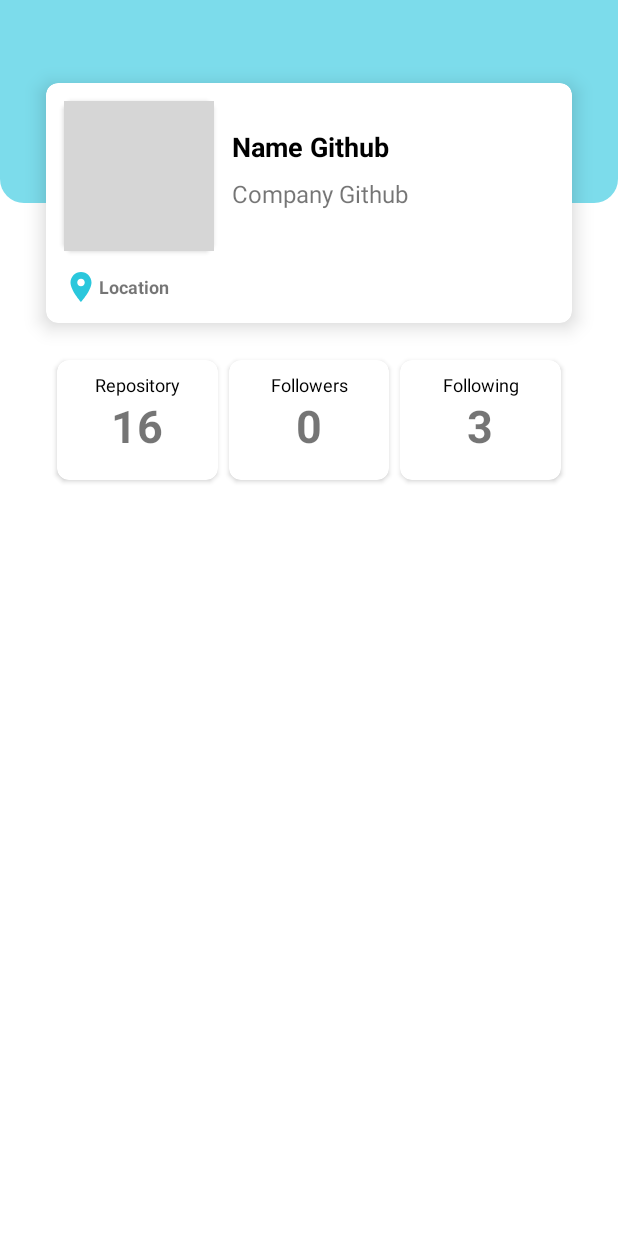
After one commit to hikizan/MyFundamentalSubTwo, an Android app: the layout activity_detail.xml on its own in the app's theme, with its tools: preview values and no code run, on a phone screen of 412 x 824 dp. The commit adds this screen. Run offline under Robolectric (Android 15) with nearby library versions, the phone set to English and light mode, and no system bars; grey boxes are pictures that could not be loaded.

Commit message:
membuat layout detail beserta activity nya, namun onClick masih error

```diff
--- a/app/src/main/AndroidManifest.xml
+++ b/app/src/main/AndroidManifest.xml
@@ -1,7 +1,8 @@
 <?xml version="1.0" encoding="utf-8"?>
 <manifest xmlns:android="http://schemas.android.com/apk/res/android"
     package="com.hikizan.myfundamentalsubtwo">
-    <uses-permission android:name="android.permission.INTERNET"/>
+
+    <uses-permission android:name="android.permission.INTERNET" />
 
     <application
         android:allowBackup="true"
@@ -10,6 +11,9 @@
         android:roundIcon="@mipmap/ic_launcher_round"
         android:supportsRtl="true"
         android:theme="@style/Theme.MyFundamentalSubTwo">
+        <activity
+            android:name=".ui.DetailActivity"
+            android:exported="false" />
         <activity
             android:name=".ui.MainActivity"
             android:exported="true">
--- a/app/src/main/java/com/hikizan/myfundamentalsubtwo/adapter/GithubUserAdapter.kt
+++ b/app/src/main/java/com/hikizan/myfundamentalsubtwo/adapter/GithubUserAdapter.kt
@@ -9,6 +9,18 @@ import com.hikizan.myfundamentalsubtwo.model.detail.ResponseDetail
 
 class GithubUserAdapter(private val listDetail: ArrayList<ResponseDetail>) :
     RecyclerView.Adapter<GithubUserAdapter.ViewHolder>() {
+
+    private lateinit var onItemClickCallback: OnItemClickCallback
+
+    fun setOnItemClickCallback(onItemClickCallback: OnItemClickCallback){
+        this.onItemClickCallback = onItemClickCallback
+    }
+
+    interface OnItemClickCallback {
+        fun onItemClicked(data: ResponseDetail)
+    }
+
+
     class ViewHolder(var binding: ItemRowUserBinding) : RecyclerView.ViewHolder(binding.root)
 
     override fun onCreateViewHolder(parent: ViewGroup, viewType: Int): ViewHolder {
@@ -24,6 +36,8 @@ class GithubUserAdapter(private val listDetail: ArrayList<ResponseDetail>) :
             .load(listDetail[position].avatarUrl)
             .circleCrop()
             .into(holder.binding.imgItemPhoto)
+
+        holder.itemView.setOnClickListener { onItemClickCallback.onItemClicked(listDetail[holder.adapterPosition]) }
     }
 
     override fun getItemCount(): Int = listDetail.size
--- a/app/src/main/java/com/hikizan/myfundamentalsubtwo/model/detail/ResponseDetail.kt
+++ b/app/src/main/java/com/hikizan/myfundamentalsubtwo/model/detail/ResponseDetail.kt
@@ -1,21 +1,20 @@
 package com.hikizan.myfundamentalsubtwo.model.detail
 
 
+import android.os.Parcelable
 import com.google.gson.annotations.SerializedName
+import kotlinx.parcelize.Parcelize
 
+@Parcelize
 data class ResponseDetail(
     @SerializedName("avatar_url")
     val avatarUrl: String,
-    @SerializedName("bio")
-    val bio: Any,
     @SerializedName("blog")
     val blog: String,
     @SerializedName("company")
     val company: String,
     @SerializedName("created_at")
     val createdAt: String,
-    @SerializedName("email")
-    val email: Any,
     @SerializedName("events_url")
     val eventsUrl: String,
     @SerializedName("followers")
@@ -30,14 +29,12 @@ data class ResponseDetail(
     val gistsUrl: String,
     @SerializedName("gravatar_id")
     val gravatarId: String,
-    @SerializedName("hireable")
-    val hireable: Any,
     @SerializedName("html_url")
     val htmlUrl: String,
     @SerializedName("id")
     val id: Int,
     @SerializedName("location")
-    val location: Any,
+    val location: String,
     @SerializedName("login")
     val login: String,
     @SerializedName("name")
@@ -61,11 +58,11 @@ data class ResponseDetail(
     @SerializedName("subscriptions_url")
     val subscriptionsUrl: String,
     @SerializedName("twitter_username")
-    val twitterUsername: Any,
+    val twitterUsername: String,
     @SerializedName("type")
     val type: String,
     @SerializedName("updated_at")
     val updatedAt: String,
     @SerializedName("url")
     val url: String
-)
+) : Parcelable
--- /dev/null
+++ b/app/src/main/java/com/hikizan/myfundamentalsubtwo/ui/DetailActivity.kt
@@ -0,0 +1,38 @@
+package com.hikizan.myfundamentalsubtwo.ui
+
+import android.os.Bundle
+import androidx.appcompat.app.AppCompatActivity
+import com.bumptech.glide.Glide
+import com.hikizan.myfundamentalsubtwo.databinding.ActivityDetailBinding
+import com.hikizan.myfundamentalsubtwo.model.detail.ResponseDetail
+
+class DetailActivity : AppCompatActivity() {
+
+    private lateinit var binding: ActivityDetailBinding
+
+    companion object{
+        const val EXTRA_DATA = "extra_data"
+    }
+
+    override fun onCreate(savedInstanceState: Bundle?) {
+        super.onCreate(savedInstanceState)
+        binding = ActivityDetailBinding.inflate(layoutInflater)
+        setContentView(binding.root)
+
+        val responseDetail: ResponseDetail? = intent.getParcelableExtra(EXTRA_DATA)
+        binding.apply {
+            tvItemName.text = responseDetail?.name
+            tvItemLocation.text = responseDetail?.location
+            tvItemCompany.text = responseDetail?.company
+            tvItemRepository.text = responseDetail?.publicRepos.toString()
+            tvItemFollowers.text = responseDetail?.followers.toString()
+            tvItemFollowing.text = responseDetail?.following.toString()
+        }
+
+        Glide.with(this)
+            .load(responseDetail?.avatarUrl)
+            .into(binding.imgItemPhoto)
+
+        supportActionBar?.title = responseDetail?.login
+    }
+}
--- a/app/src/main/java/com/hikizan/myfundamentalsubtwo/ui/MainActivity.kt
+++ b/app/src/main/java/com/hikizan/myfundamentalsubtwo/ui/MainActivity.kt
@@ -2,6 +2,7 @@ package com.hikizan.myfundamentalsubtwo.ui
 
 import android.app.SearchManager
 import android.content.Context
+import android.content.Intent
 import android.os.Bundle
 import android.view.Menu
 import android.view.View
@@ -47,6 +48,12 @@ class MainActivity : AppCompatActivity(), UsersContract.usersView {
         binding.rvGithubUser.layoutManager = LinearLayoutManager(this)
         binding.rvGithubUser.adapter = adapter
         adapter.notifyDataSetChanged()
+        adapter.setOnItemClickCallback(object:
+            GithubUserAdapter.OnItemClickCallback {
+            override fun onItemClicked(data: ResponseDetail) {
+                showSelectedGithubUser(data)
+            }
+        })
 
         presenterUsers.getListUser()
 
@@ -65,6 +72,7 @@ class MainActivity : AppCompatActivity(), UsersContract.usersView {
             override fun onQueryTextSubmit(query: String): Boolean {
                 //mencari list user github
                 if (query.isNotEmpty()){
+                    showLoading(true)
                     listDetail.clear()
                     presenterUsers.getSearch(query)
                 }
@@ -79,6 +87,7 @@ class MainActivity : AppCompatActivity(), UsersContract.usersView {
     }
 
     private fun initPresenter() {
+        showLoading(true)
         presenterUsers = UsersPresenter(this)
     }
 
@@ -98,6 +107,7 @@ class MainActivity : AppCompatActivity(), UsersContract.usersView {
         for (user in usersResponse!!) {
             getReqDetail(user!!.login)
         }
+        showLoading(false)
     }
 
     override fun _onFailed(message: String?) {
@@ -116,6 +126,7 @@ class MainActivity : AppCompatActivity(), UsersContract.usersView {
     }
 
     override fun _onSuccessSearch(searchResponse: ResponseSearch?) {
+        showLoading(false)
         for (item in searchResponse!!.items){
             getReqDetail(item.login)
         }
@@ -124,4 +135,11 @@ class MainActivity : AppCompatActivity(), UsersContract.usersView {
     override fun _onFailedSearch(message: String?) {
         Toast.makeText(this, "Message: $message", Toast.LENGTH_SHORT).show()
     }
+
+    private fun showSelectedGithubUser(data: ResponseDetail){
+        val moveWithDataParcel = Intent(this@MainActivity, DetailActivity::class.java)
+        moveWithDataParcel.putExtra(DetailActivity.EXTRA_DATA, data)
+        startActivity(moveWithDataParcel)
+    }
+
 }
--- /dev/null
+++ b/app/src/main/res/drawable-v24/bottom_rounded.xml
@@ -0,0 +1,9 @@
+<?xml version="1.0" encoding="utf-8"?>
+<shape xmlns:android="http://schemas.android.com/apk/res/android">
+    <solid android:color="@color/toska_primary" />
+
+    <corners
+        android:bottomLeftRadius="16dp"
+        android:bottomRightRadius="16dp" />
+
+</shape>
--- /dev/null
+++ b/app/src/main/res/drawable-v24/ic_location.xml
@@ -0,0 +1,10 @@
+<vector xmlns:android="http://schemas.android.com/apk/res/android"
+    android:width="24dp"
+    android:height="24dp"
+    android:viewportWidth="24"
+    android:viewportHeight="24"
+    android:tint="@color/toska_variant">
+  <path
+      android:fillColor="@android:color/white"
+      android:pathData="M12,2C8.13,2 5,5.13 5,9c0,5.25 7,13 7,13s7,-7.75 7,-13c0,-3.87 -3.13,-7 -7,-7zM12,11.5c-1.38,0 -2.5,-1.12 -2.5,-2.5s1.12,-2.5 2.5,-2.5 2.5,1.12 2.5,2.5 -1.12,2.5 -2.5,2.5z"/>
+</vector>
--- /dev/null
+++ b/app/src/main/res/layout/activity_detail.xml
@@ -0,0 +1,182 @@
+<?xml version="1.0" encoding="utf-8"?>
+<ScrollView xmlns:android="http://schemas.android.com/apk/res/android"
+    xmlns:app="http://schemas.android.com/apk/res-auto"
+    xmlns:tools="http://schemas.android.com/tools"
+    android:layout_width="match_parent"
+    android:layout_height="match_parent"
+    tools:context=".ui.DetailActivity">
+
+    <androidx.constraintlayout.widget.ConstraintLayout
+        android:layout_width="match_parent"
+        android:layout_height="wrap_content"
+        android:paddingBottom="16dp">
+
+        <ImageView
+            android:id="@+id/header"
+            android:layout_width="0dp"
+            android:layout_height="135dp"
+            android:background="@drawable/bottom_rounded"
+            app:layout_constraintEnd_toEndOf="parent"
+            app:layout_constraintStart_toStartOf="parent"
+            app:layout_constraintTop_toTopOf="parent" />
+
+        <androidx.cardview.widget.CardView
+            android:id="@+id/cv_item_user"
+            android:layout_width="0dp"
+            android:layout_height="160dp"
+            android:layout_marginTop="40dp"
+            android:layout_marginBottom="6dp"
+            app:cardCornerRadius="8dp"
+            app:cardElevation="8dp"
+            app:layout_constraintBottom_toTopOf="@+id/guideline2"
+            app:layout_constraintEnd_toEndOf="parent"
+            app:layout_constraintStart_toStartOf="parent"
+            app:layout_constraintTop_toTopOf="parent"
+            app:layout_constraintWidth_percent="0.85">
+
+            <RelativeLayout
+                android:id="@+id/rl_item_user"
+                android:layout_width="match_parent"
+                android:layout_height="wrap_content">
+
+                <androidx.cardview.widget.CardView
+                    android:id="@+id/cv_img"
+                    android:layout_width="100dp"
+                    android:layout_height="100dp"
+                    android:layout_margin="12dp"
+                    app:cardCornerRadius="8dp">
+
+                    <ImageView
+                        android:id="@+id/img_item_photo"
+                        android:layout_width="match_parent"
+                        android:layout_height="match_parent"
+                        tools:src="@tools:sample/avatars" />
+
+                </androidx.cardview.widget.CardView>
+
+                <TextView
+                    android:id="@+id/tv_item_name"
+                    android:layout_width="match_parent"
+                    android:layout_height="wrap_content"
+                    android:layout_alignTop="@+id/cv_img"
+                    android:layout_marginTop="18dp"
+                    android:layout_marginEnd="12dp"
+                    android:layout_marginBottom="8dp"
+                    android:layout_toEndOf="@+id/cv_img"
+                    android:textColor="@color/black"
+                    android:textSize="18sp"
+                    android:textStyle="bold"
+                    tools:text="@string/github_name" />
+
+                <TextView
+                    android:id="@+id/tv_item_company"
+                    android:layout_width="match_parent"
+                    android:layout_height="wrap_content"
+                    android:layout_above="@+id/tv_item_location"
+                    android:layout_below="@+id/tv_item_name"
+                    android:layout_marginEnd="12dp"
+                    android:layout_marginBottom="12dp"
+                    android:layout_toEndOf="@+id/cv_img"
+                    android:textSize="16sp"
+                    tools:text="@string/github_company" />
+
+                <ImageView
+                    android:id="@+id/icon_location"
+                    android:layout_width="wrap_content"
+                    android:layout_height="wrap_content"
+                    android:layout_below="@+id/cv_img"
+                    android:layout_marginStart="11dp"
+                    android:layout_marginBottom="6dp"
+                    android:src="@drawable/ic_location" />
+
+                <TextView
+                    android:id="@+id/tv_item_location"
+                    android:layout_width="0dp"
+                    android:layout_height="wrap_content"
+                    android:layout_alignTop="@+id/icon_location"
+                    android:layout_alignBottom="@+id/icon_location"
+                    android:layout_alignParentEnd="true"
+                    android:layout_toEndOf="@+id/icon_location"
+                    android:gravity="center_vertical"
+                    android:textSize="12sp"
+                    android:textStyle="bold"
+                    tools:text="Location" />
+
+            </RelativeLayout>
+
+        </androidx.cardview.widget.CardView>
+
+        <androidx.constraintlayout.widget.Guideline
+            android:id="@+id/guideline2"
+            android:layout_width="wrap_content"
+            android:layout_height="wrap_content"
+            android:orientation="horizontal"
+            app:layout_constraintGuide_begin="236dp" />
+
+        <androidx.cardview.widget.CardView
+            android:id="@+id/cv_itemleft"
+            style="@style/DetailUser_MidCardView"
+            app:layout_constraintBottom_toTopOf="@+id/guideline3"
+            app:layout_constraintEnd_toStartOf="@+id/cv_itemmid"
+            app:layout_constraintStart_toStartOf="@+id/cv_item_user"
+            app:layout_constraintTop_toBottomOf="@+id/guideline2">
+
+            <TextView
+                style="@style/DetailUser_TextMidCardContent"
+                android:text="@string/repository" />
+
+            <TextView
+                android:id="@+id/tv_item_repository"
+                style="@style/DetailUser_ValueMidCardContent"
+                tools:text="16" />
+
+        </androidx.cardview.widget.CardView>
+
+        <androidx.cardview.widget.CardView
+            android:id="@+id/cv_itemmid"
+            style="@style/DetailUser_MidCardView"
+            app:layout_constraintBottom_toTopOf="@+id/guideline3"
+            app:layout_constraintEnd_toStartOf="@+id/cv_itemend"
+            app:layout_constraintStart_toEndOf="@+id/cv_itemleft"
+            app:layout_constraintTop_toBottomOf="@+id/guideline2">
+
+            <TextView
+                style="@style/DetailUser_TextMidCardContent"
+                android:text="@string/followers" />
+
+            <TextView
+                android:id="@+id/tv_item_followers"
+                style="@style/DetailUser_ValueMidCardContent"
+                tools:text="0" />
+
+        </androidx.cardview.widget.CardView>
+
+        <androidx.cardview.widget.CardView
+            android:id="@+id/cv_itemend"
+            style="@style/DetailUser_MidCardView"
+            app:layout_constraintBottom_toTopOf="@+id/guideline3"
+            app:layout_constraintEnd_toEndOf="@+id/cv_item_user"
+            app:layout_constraintStart_toEndOf="@+id/cv_itemmid"
+            app:layout_constraintTop_toBottomOf="@+id/guideline2">
+
+            <TextView
+                style="@style/DetailUser_TextMidCardContent"
+                android:text="@string/following" />
+
+            <TextView
+                android:id="@+id/tv_item_following"
+                style="@style/DetailUser_ValueMidCardContent"
+                tools:text="3" />
+
+        </androidx.cardview.widget.CardView>
+
+        <androidx.constraintlayout.widget.Guideline
+            android:id="@+id/guideline3"
+            android:layout_width="wrap_content"
+            android:layout_height="wrap_content"
+            android:orientation="horizontal"
+            app:layout_constraintGuide_begin="324dp" />
+
+    </androidx.constraintlayout.widget.ConstraintLayout>
+
+</ScrollView>
--- a/app/src/main/res/values/strings.xml
+++ b/app/src/main/res/values/strings.xml
@@ -4,5 +4,9 @@
     <string name="search_hint">Search Username</string>
     <string name="github_name">Name Github</string>
     <string name="github_username">Username Github</string>
+    <string name="github_company">Company Github</string>
+    <string name="repository">Repository</string>
+    <string name="followers">Followers</string>
+    <string name="following">Following</string>
     <string name="data_not_found">Data Not Found</string>
 </resources>
--- a/app/src/main/res/values/themes.xml
+++ b/app/src/main/res/values/themes.xml
@@ -13,4 +13,31 @@
         <item name="android:statusBarColor" tools:targetApi="l">?attr/colorPrimaryVariant</item>
         <!-- Customize your theme here. -->
     </style>
+
+    <style name="DetailUser_TextMidCardContent">
+        <item name="android:layout_width">match_parent</item>
+        <item name="android:layout_height">wrap_content</item>
+        <item name="android:gravity">center_horizontal</item>
+        <item name="android:padding">8dp</item>
+        <item name="android:textColor">@color/black</item>
+        <item name="android:textSize">12sp</item>
+    </style>
+
+    <style name="DetailUser_ValueMidCardContent">
+        <item name="android:layout_width">wrap_content</item>
+        <item name="android:layout_height">wrap_content</item>
+        <item name="android:layout_gravity">center</item>
+        <item name="android:layout_marginTop">4dp</item>
+        <item name="android:textSize">30sp</item>
+        <item name="android:textStyle">bold</item>
+    </style>
+
+    <style name="DetailUser_MidCardView">
+        <item name="android:layout_width">0dp</item>
+        <item name="android:layout_height">80dp</item>
+        <item name="elevation">2dp</item>
+        <item name="android:orientation">vertical</item>
+        <item name="cardCornerRadius">8dp</item>
+        <item name="layout_constraintWidth_percent">0.26</item>
+    </style>
 </resources>
```
